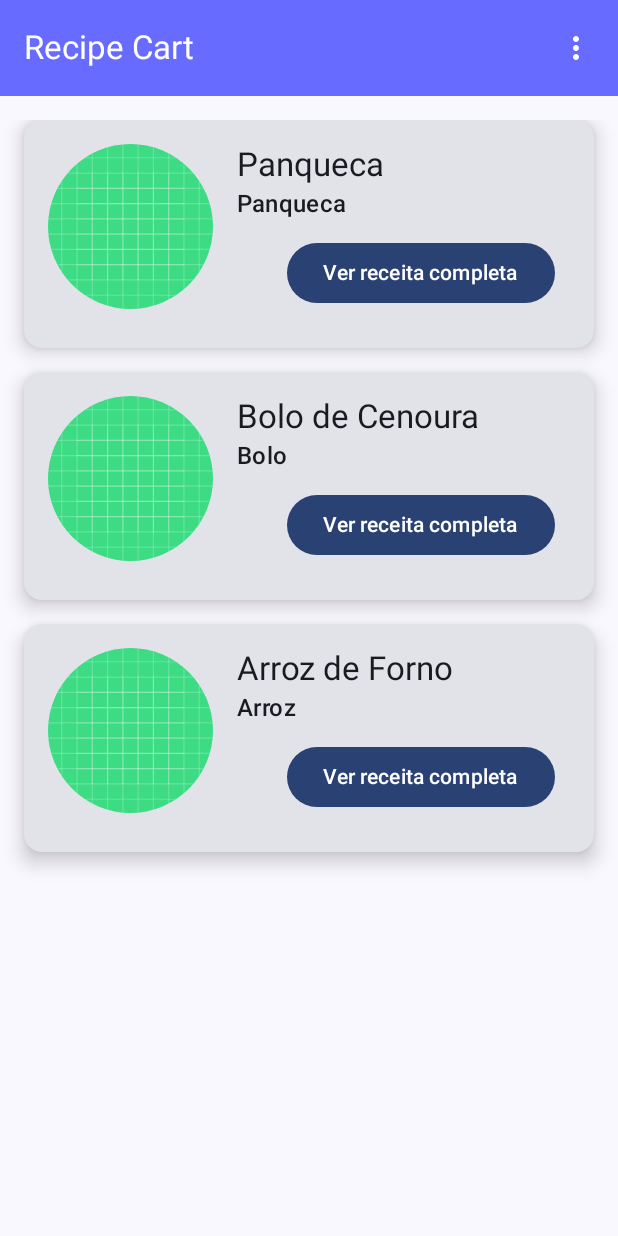
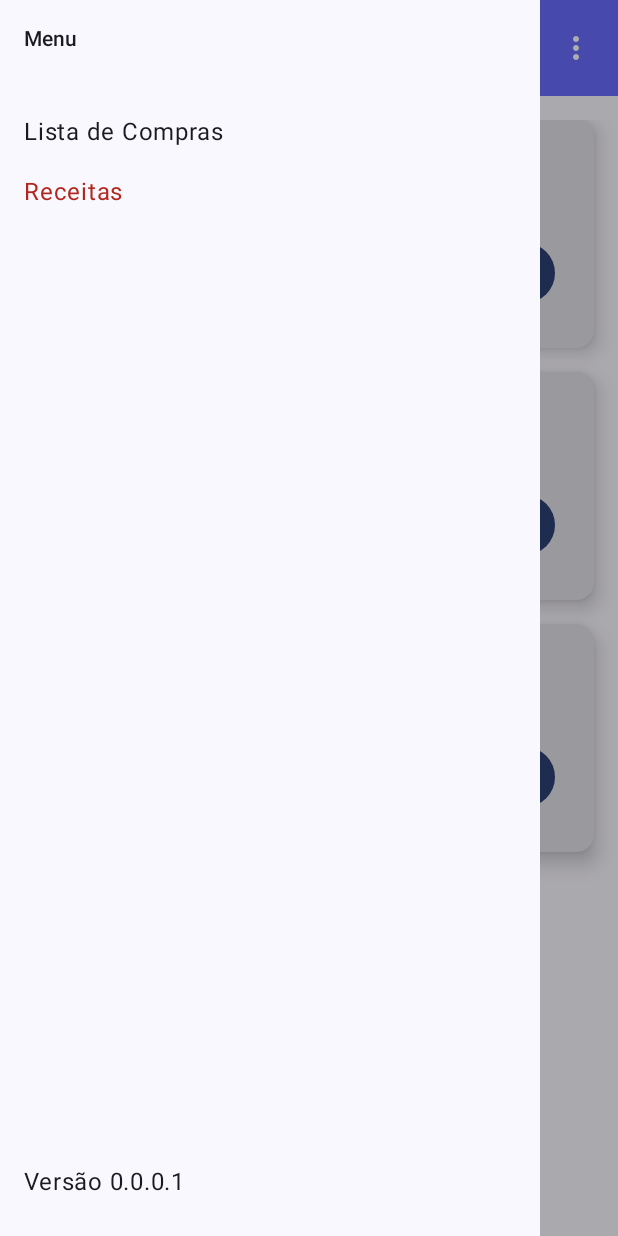
Before and after one commit to xofiaxinha/RecipeList, an Android app built with Jetpack Compose: the screen it shows after launch (MainActivity), after a tap on "Mais opções", on a phone screen of 412 x 824 dp. Run offline under Robolectric (Android 15) with nearby library versions, the phone set to English and light mode, and no system bars.

Commit message:
main activity

```diff
--- a/app/src/main/java/com/example/recipelist/MainActivity.kt
+++ b/app/src/main/java/com/example/recipelist/MainActivity.kt
@@ -8,14 +8,18 @@ import androidx.compose.foundation.layout.fillMaxSize
 import androidx.compose.foundation.layout.padding
 import androidx.compose.material.icons.Icons
 import androidx.compose.material.icons.filled.MoreVert
+import androidx.compose.material3.DrawerState
+import androidx.compose.material3.DrawerValue
 import androidx.compose.material3.ExperimentalMaterial3Api
 import androidx.compose.material3.Icon
 import androidx.compose.material3.IconButton
 import androidx.compose.material3.MaterialTheme
+import androidx.compose.material3.ModalNavigationDrawer
 import androidx.compose.material3.Scaffold
 import androidx.compose.material3.Text
 import androidx.compose.material3.TopAppBar
 import androidx.compose.material3.TopAppBarDefaults
+import androidx.compose.material3.rememberDrawerState
 import androidx.compose.runtime.Composable
 import androidx.compose.runtime.rememberCoroutineScope
 import androidx.compose.ui.Modifier
@@ -28,9 +32,12 @@ import androidx.navigation.compose.NavHost
 import androidx.navigation.compose.composable
 import androidx.navigation.compose.rememberNavController
 import com.example.recipelist.data.util.MockDataProvider
+import com.example.recipelist.ui.components.DrawerContent
 import com.example.recipelist.ui.screens.HomeScreen
 import com.example.recipelist.ui.screens.ItemDetails
+import com.example.recipelist.ui.screens.ShoppingListScreen
 import com.example.recipelist.ui.theme.RecipeListTheme
+import kotlinx.coroutines.launch
 
 class MainActivity : ComponentActivity() {
     @OptIn(ExperimentalMaterial3Api::class)
@@ -41,12 +48,18 @@ class MainActivity : ComponentActivity() {
         setContent {
             val navController = rememberNavController()
             val scope = rememberCoroutineScope()
+            val drawerState = rememberDrawerState(DrawerValue.Closed)
             RecipeListTheme {
+                ModalNavigationDrawer(
+                    drawerState = drawerState,
+                    gesturesEnabled = true,
+                    drawerContent = { DrawerContent(navController) },
+                    content = {
                         Scaffold(
                             topBar = {
                                 TopAppBar(
                                     actions = {
-                                IconButton(onClick = { /* ação do menu */ }) {
+                                        IconButton(onClick = { scope.launch { drawerState.open() }}) {
                                             Icon(Icons.Default.MoreVert, contentDescription = "Mais opções")
                                         }
                                     },
@@ -74,8 +87,11 @@ class MainActivity : ComponentActivity() {
                                     val recipeId = backStackEntry.arguments?.getString("itemId")
                                     ItemDetails(itemList = receitasMockadas, recipeId?.toInt() ?: 0)
                                 }
+                                composable("list") { ShoppingListScreen() }
                             }
                         }
+                    }
+                )
             }
         }
     }
--- /dev/null
+++ b/app/src/main/java/com/example/recipelist/ui/components/DrawerContent.kt
@@ -0,0 +1,66 @@
+package com.example.recipelist.ui.components
+
+import androidx.compose.foundation.background
+import androidx.compose.foundation.clickable
+import androidx.compose.foundation.layout.Column
+import androidx.compose.foundation.layout.Spacer
+import androidx.compose.foundation.layout.fillMaxHeight
+import androidx.compose.foundation.layout.fillMaxSize
+import androidx.compose.foundation.layout.fillMaxWidth
+import androidx.compose.foundation.layout.height
+import androidx.compose.foundation.layout.padding
+import androidx.compose.foundation.layout.width
+import androidx.compose.material3.Divider
+import androidx.compose.material3.MaterialTheme
+import androidx.compose.material3.Surface
+import androidx.compose.material3.Text
+import androidx.compose.runtime.Composable
+import androidx.compose.ui.Modifier
+import androidx.compose.ui.unit.dp
+import androidx.navigation.NavHostController
+
+@Composable
+fun DrawerContent(navController: NavHostController) {
+    Surface(
+        modifier = Modifier
+            .fillMaxHeight()
+            .width(380.dp)
+            .padding(end = 20.dp)
+            .background(MaterialTheme.colorScheme.surface),
+        color = MaterialTheme.colorScheme.surface
+    ) {
+        Column(
+            modifier = Modifier
+                .fillMaxSize()
+                .padding(16.dp)
+        ) {
+            Text(
+                text = "Menu",
+                style = MaterialTheme.typography.titleSmall,
+                modifier = Modifier.padding(bottom = 16.dp)
+            )
+            Spacer (modifier = Modifier.height(16.dp))
+            Text(
+                text = "Lista de Compras",
+                modifier = Modifier
+                    .fillMaxWidth()
+                    .clickable { navController.navigate("lista")}
+                    .padding(vertical = 8.dp)
+            )
+            Text(
+                text = "Receitas",
+                color = MaterialTheme.colorScheme.error,
+                modifier = Modifier
+                    .clickable { navController.navigate("home") }
+                    .padding(vertical = 8.dp)
+            )
+            Spacer(modifier = Modifier.weight(1f))
+            Text(
+                text = "Versão 0.0.0.1",
+                modifier = Modifier
+                    .fillMaxWidth()
+                    .padding(vertical = 8.dp)
+            )
+        }
+    }
+}
```
Lines whose indentation alone changed are shown as unchanged.
